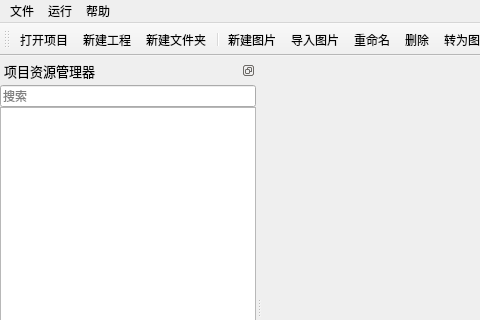
Above: BmpManager/mainwindow.ui from luckyPtr/BitmapStudio before the change; both pictures show x 0 to 480 and y 0 to 320 of the 1109 by 579 pixel window. Below: the same form after it.
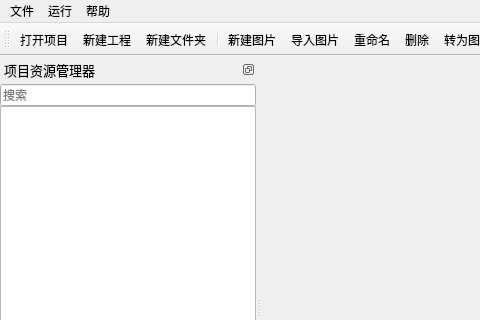
That is the form after the change. Icons and pictures are not drawn. Custom widgets are drawn as their Qt base class.

```diff
--- a/BmpManager/mainwindow.ui
+++ b/BmpManager/mainwindow.ui
@@ -134,14 +134,14 @@
   <widget class="QDockWidget" name="dockProject">
    <property name="font">
     <font>
-     <family>Arial</family>
+     <family>Microsoft YaHei</family>
      <pointsize>10</pointsize>
     </font>
    </property>
    <property name="styleSheet">
     <string notr="true">QDockWidget::title
 {
-        padding: 7px;
+        padding: 5px;
 }</string>
    </property>
    <property name="floating">
```
